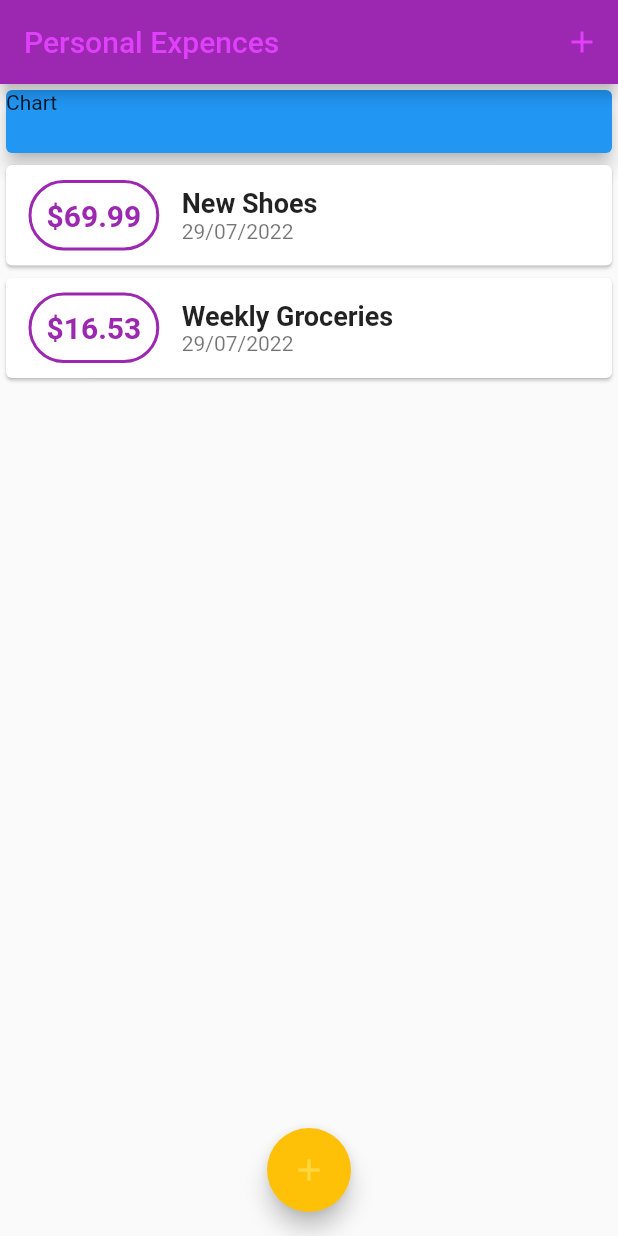
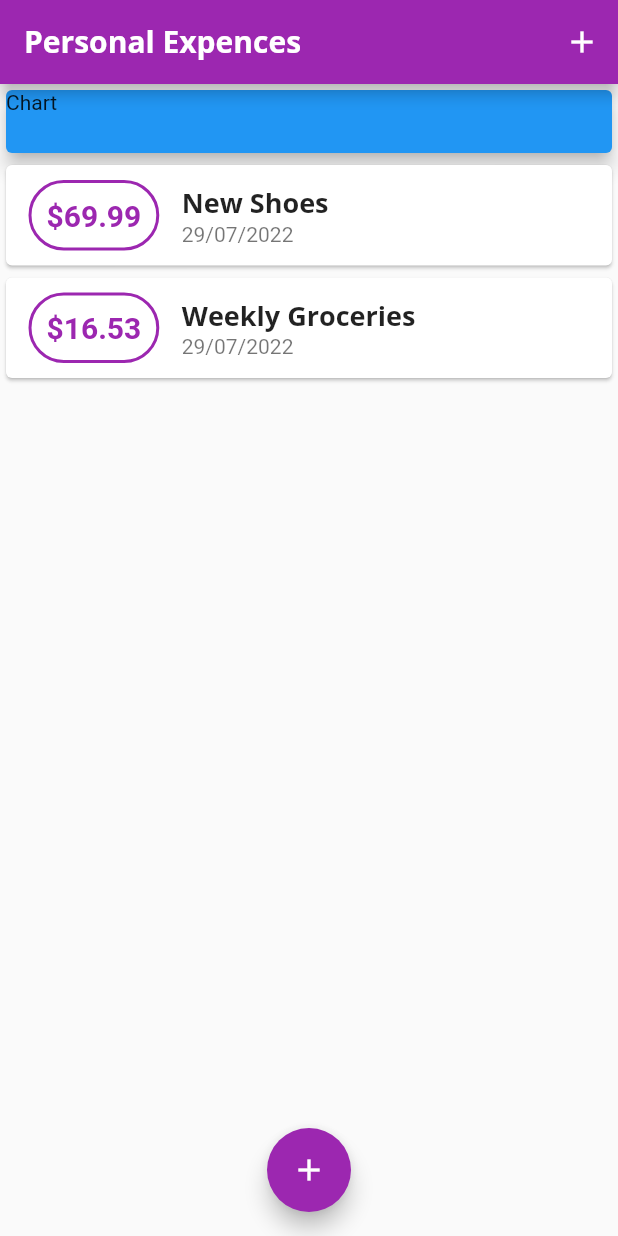
Before and after one commit to deLore051/PersonalExpencesApp, a Flutter app: the screen it shows after launch, on a phone screen of 412 x 824 dp. Run offline on Flutter 3.47's test engine with Material 2 defaults, Android fonts, the phone set to English and light mode, and no system bars.

Commit message:
Updated fonts with our custom fonts

```diff
--- a/lib/main.dart
+++ b/lib/main.dart
@@ -18,19 +18,31 @@
       title: 'Personal Expences',
       theme: ThemeData(
         primarySwatch: Colors.purple,
-        colorScheme: ColorScheme(
-          brightness: Brightness.light,
-          primary: Colors.purple,
-          onPrimary: Colors.purpleAccent,
-          secondary: Colors.amber,
-          onSecondary: Colors.amberAccent,
-          error: Colors.red,
-          onError: Colors.redAccent,
-          background: Colors.white,
-          onBackground: Colors.white60,
-          surface: Colors.yellow.shade50,
-          onSurface: Colors.yellow.shade100,
+        fontFamily: "Quicksand",
+        appBarTheme: AppBarTheme(
+          titleTextStyle: TextStyle(
+            fontFamily: "OpenSans",
+            fontSize: 20,
+            fontWeight: FontWeight.bold,
+          ),
         ),
+        textTheme: ThemeData.light().textTheme.copyWith(
+          titleSmall: TextStyle(
+            fontFamily: "OpenSans",
+            fontSize: 12,
+            fontWeight: FontWeight.bold,
+          ),
+          titleMedium: TextStyle(
+            fontFamily: "OpenSans",
+            fontSize: 18,
+            fontWeight: FontWeight.bold,
+          ),
+          titleLarge: TextStyle(
+            fontFamily: "OpenSans",
+            fontSize: 24,
+            fontWeight: FontWeight.bold,
+          )
+        )
       ),
       home: MyHomePage(),
     );
--- a/lib/widgets/tansaction_list.dart
+++ b/lib/widgets/tansaction_list.dart
@@ -55,10 +55,7 @@
                         children: <Widget>[
                           Text(
                             transactions[index].title,
-                            style: TextStyle(
-                              fontSize: 18,
-                              fontWeight: FontWeight.bold,
-                            ),
+                            style: Theme.of(context).textTheme.titleMedium,
                           ),
                           Text(
                             DateFormat("dd/MM/yyyy").format(transactions[index].date),
```
Also changed, not shown: pubspec.yaml (+11 -11 lines).
